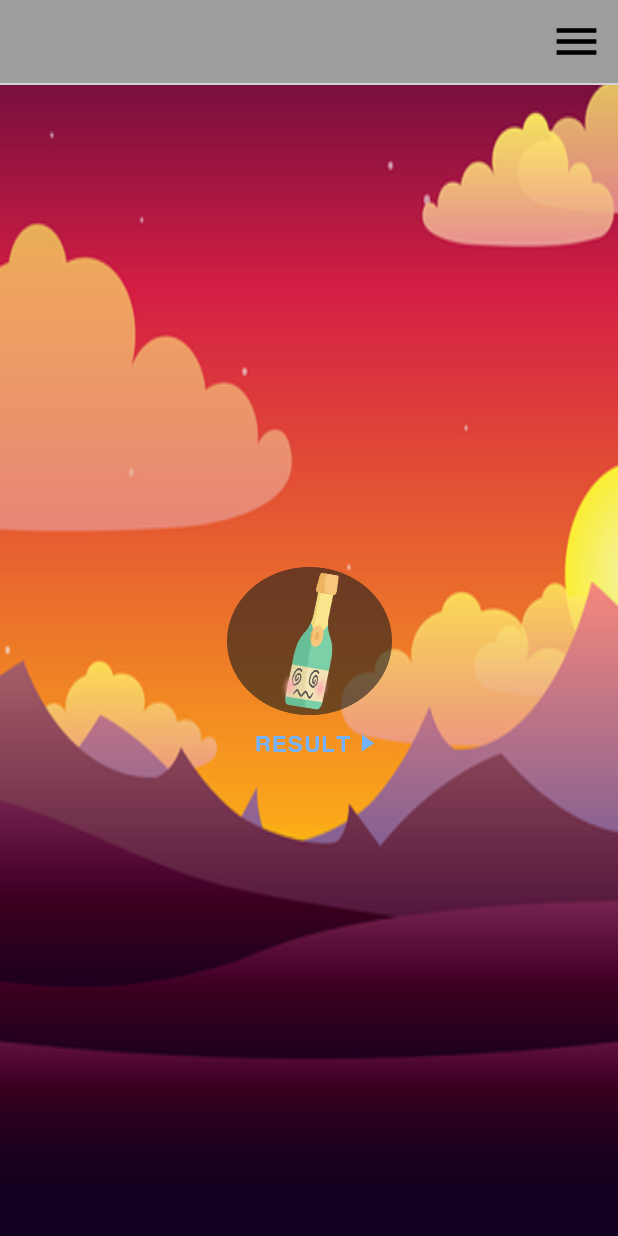
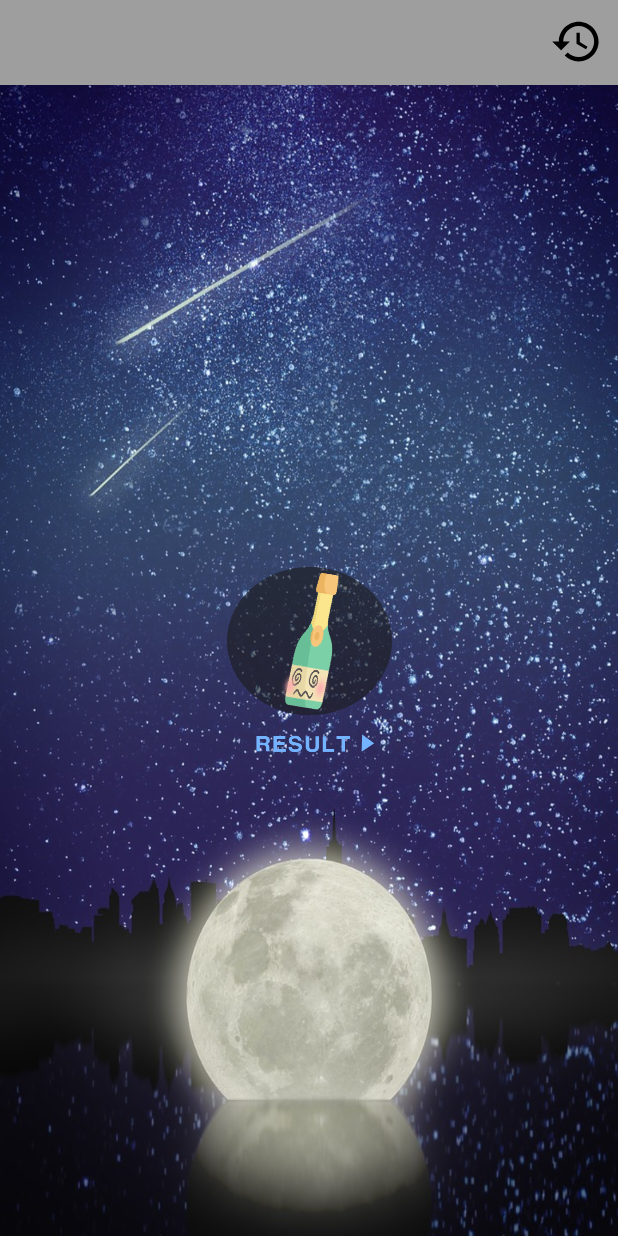
Before and after one commit to kyuchanE/NewBlackOut, an Android app: the screen it shows after launch (MainActivity), after a tap on an icon or button, on a phone screen of 412 x 824 dp. Run offline under Robolectric (Android 15) with nearby library versions, the phone set to English and light mode, and no system bars.

Commit message:
97989789
978978978

```diff
--- a/NewBlackOut/app/src/main/java/com/androidtown/blackout/MainActivity.java
+++ b/NewBlackOut/app/src/main/java/com/androidtown/blackout/MainActivity.java
@@ -163,15 +163,15 @@ public class MainActivity extends AppCompatActivity {
     protected void onResume() {
         super.onResume();
         if(getButtonDB() == 0){
-            Drawable drawable = getResources().getDrawable(R.drawable.landscap_1);
+            /*Drawable drawable = getResources().getDrawable(R.drawable.main);
             main.setBackground(drawable);
-
+*/
             Drawable drawable1 = getResources().getDrawable(R.drawable.start);
             btnStart.setBackground(drawable1);
 
         }else{
-            Drawable drawable = getResources().getDrawable(R.drawable.landscap_2);
-            main.setBackground(drawable);
+            /*Drawable drawable = getResources().getDrawable(R.drawable.moon);
+            main.setBackground(drawable);*/
 
             Drawable drawable1 = getResources().getDrawable(R.drawable.result);
             btnStart.setBackground(drawable1);
--- a/NewBlackOut/app/src/main/java/com/androidtown/blackout/ToolBar.java
+++ b/NewBlackOut/app/src/main/java/com/androidtown/blackout/ToolBar.java
@@ -46,7 +46,7 @@ public class ToolBar {
 
     public void setList(){
         btnHome = mActivity.findViewById(R.id.btnHome);
-        btnHome.setImageResource(R.drawable.ic_menu);
+        btnHome.setImageResource(R.drawable.ic_history);
         btnHome.setVisibility(View.VISIBLE);
 
         btnHome.setOnClickListener(new View.OnClickListener() {
--- /dev/null
+++ b/NewBlackOut/app/src/main/res/drawable/ic_history.xml
@@ -0,0 +1,9 @@
+<vector xmlns:android="http://schemas.android.com/apk/res/android"
+        android:width="24dp"
+        android:height="24dp"
+        android:viewportWidth="24.0"
+        android:viewportHeight="24.0">
+    <path
+        android:fillColor="#FF000000"
+        android:pathData="M13,3c-4.97,0 -9,4.03 -9,9L1,12l3.89,3.89 0.07,0.14L9,12L6,12c0,-3.87 3.13,-7 7,-7s7,3.13 7,7 -3.13,7 -7,7c-1.93,0 -3.68,-0.79 -4.94,-2.06l-1.42,1.42C8.27,19.99 10.51,21 13,21c4.97,0 9,-4.03 9,-9s-4.03,-9 -9,-9zM12,8v5l4.28,2.54 0.72,-1.21 -3.5,-2.08L13.5,8L12,8z"/>
+</vector>
--- a/NewBlackOut/app/src/main/res/layout/activity_main.xml
+++ b/NewBlackOut/app/src/main/res/layout/activity_main.xml
@@ -7,7 +7,7 @@
     android:id="@+id/main"
     android:layout_width="match_parent"
     android:layout_height="match_parent"
-    android:background="@color/Ivory"
+    android:background="@drawable/moon"
     tools:context=".MainActivity">
 
     <include
@@ -17,8 +17,6 @@
         android:layout_height="wrap_content"
         app:layout_constraintLeft_toLeftOf="parent"
         app:layout_constraintRight_toRightOf="parent"
-
-
         app:layout_constraintTop_toTopOf="parent" />
 
     <Button
--- a/NewBlackOut/app/src/main/res/layout/toolbar.xml
+++ b/NewBlackOut/app/src/main/res/layout/toolbar.xml
@@ -65,7 +65,6 @@
 
         <View
             android:id="@+id/viewLIne"
-            android:background="@color/lightgray"
             android:layout_width="match_parent"
             android:layout_height="1dp"
             app:layout_constraintTop_toBottomOf="@+id/toolMenu"
```
Also changed, not shown: NewBlackOut/app/src/main/res/drawable/main.png (added), NewBlackOut/app/src/main/res/drawable/sea.jpg (added).
